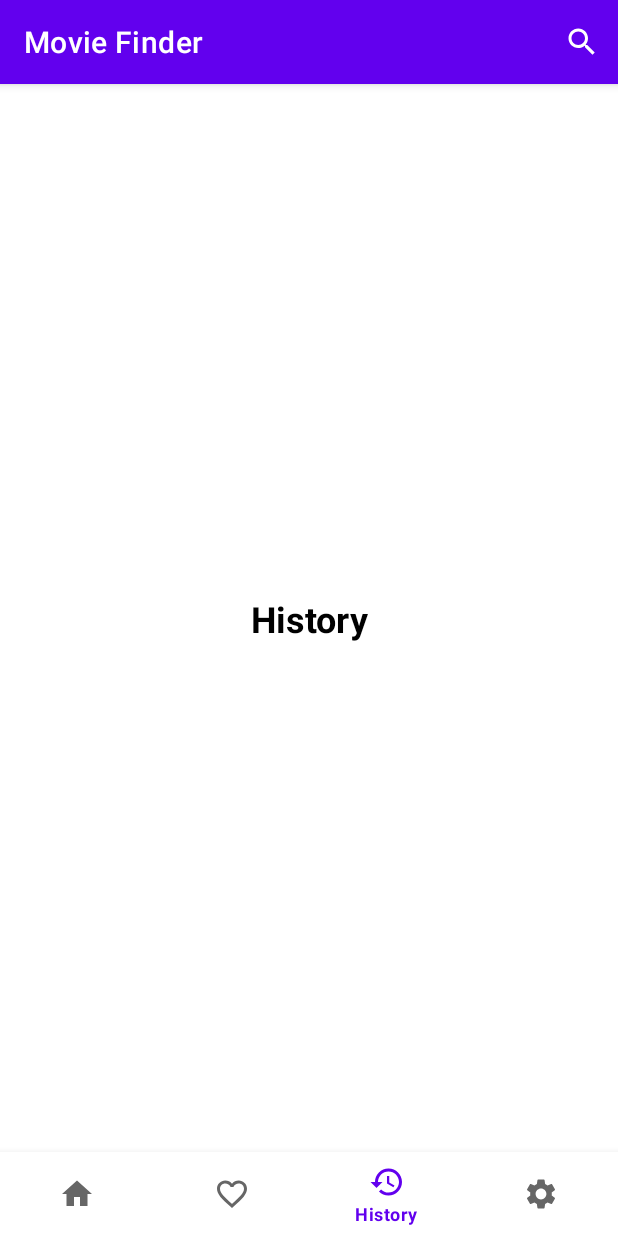
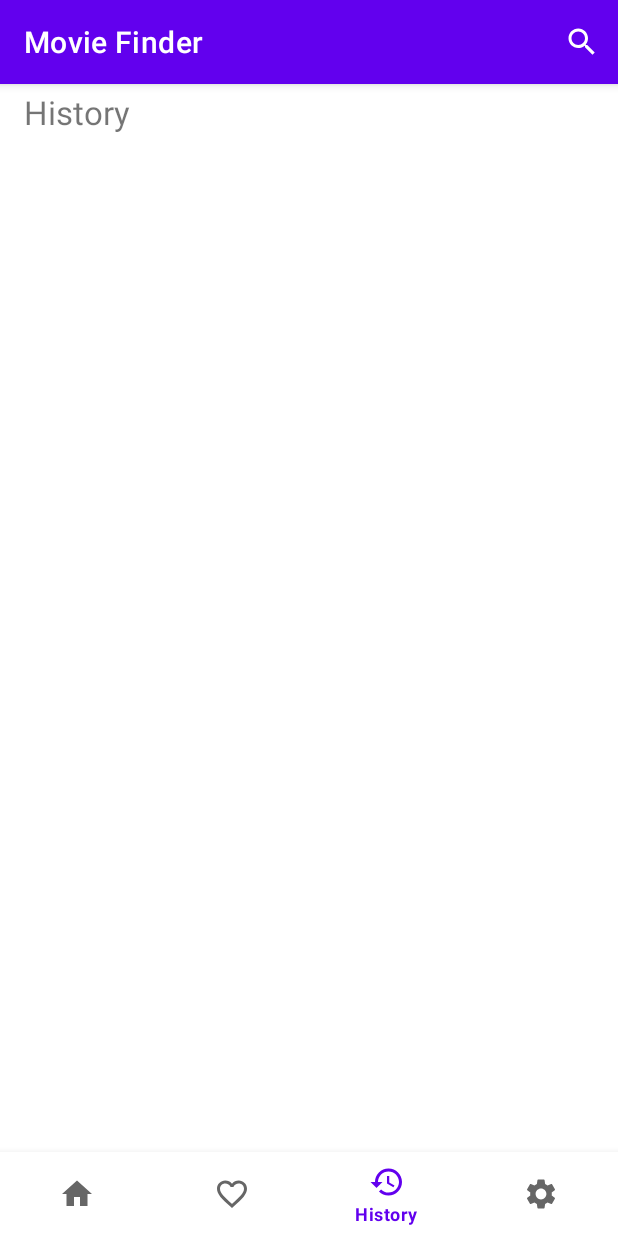
Before and after one commit to sergey-shevtsov/Movie-Finder, an Android app: the screen it shows after launch (MainActivity), item 3 of the bottom bar chosen, on a phone screen of 412 x 824 dp. Run offline under Robolectric (Android 15) with nearby library versions, the phone set to English and light mode, and no system bars; our stand-ins replace Room's generated code; libraries missing offline, so code that uses them is left out: coil.api.load; pictures from the network do not load.

Commit message:
Изменил History Entity и создал черновой вариант макета фрагмента

```diff
--- a/app/src/main/java/com/example/android/moviefinder/model/local/HistoryEntity.kt
+++ b/app/src/main/java/com/example/android/moviefinder/model/local/HistoryEntity.kt
@@ -2,14 +2,15 @@ package com.example.android.moviefinder.model.local
 
 import androidx.room.Entity
 import androidx.room.PrimaryKey
-import com.example.android.moviefinder.model.MovieDetailsDTO
 
 @Entity
 data class HistoryEntity(
     @PrimaryKey
     val id: Int,
-    val movie: MovieDetailsDTO,
     val movieId: Int,
+    val title: String,
+    val releasedYear: String,
+    val voteAverage: Double,
     val timestamp: Long,
     val note: String
 )
--- a/app/src/main/res/layout/history_fragment.xml
+++ b/app/src/main/res/layout/history_fragment.xml
@@ -1,19 +1,60 @@
 <?xml version="1.0" encoding="utf-8"?>
-<androidx.constraintlayout.widget.ConstraintLayout xmlns:android="http://schemas.android.com/apk/res/android"
+<androidx.core.widget.NestedScrollView xmlns:android="http://schemas.android.com/apk/res/android"
+    xmlns:app="http://schemas.android.com/apk/res-auto"
     android:layout_width="match_parent"
-    android:layout_height="match_parent"
-    xmlns:app="http://schemas.android.com/apk/res-auto">
+    android:layout_height="match_parent">
+
+    <androidx.constraintlayout.widget.ConstraintLayout
+        android:layout_width="match_parent"
+        android:layout_height="match_parent">
 
         <TextView
+            android:id="@+id/empty_data_text_view"
             android:layout_width="wrap_content"
             android:layout_height="wrap_content"
-        android:textSize="24sp"
+            android:text="@string/empty_data"
+            android:textSize="@dimen/empty_data_message_text_size"
             android:textStyle="bold"
-        android:textColor="@color/black"
+            android:visibility="gone"
+            app:layout_constraintBottom_toBottomOf="parent"
+            app:layout_constraintEnd_toEndOf="parent"
+            app:layout_constraintStart_toStartOf="parent"
+            app:layout_constraintTop_toTopOf="parent" />
+
+        <androidx.constraintlayout.widget.Guideline
+            android:id="@+id/constraint_start"
+            android:layout_width="0dp"
+            android:layout_height="0dp"
+            android:orientation="vertical"
+            app:layout_constraintGuide_begin="@dimen/guideline_base_size" />
+
+        <androidx.constraintlayout.widget.Guideline
+            android:id="@+id/constraint_end"
+            android:layout_width="0dp"
+            android:layout_height="0dp"
+            android:orientation="vertical"
+            app:layout_constraintGuide_end="@dimen/guideline_base_size" />
+
+        <TextView
+            android:id="@+id/title_text_view"
+            android:layout_width="0dp"
+            android:layout_height="wrap_content"
+            android:layout_marginStart="@dimen/title_margin_start"
+            android:layout_marginTop="@dimen/title_base_margin"
+            android:layout_marginBottom="@dimen/title_base_margin"
             android:text="@string/history"
+            android:textSize="@dimen/title_text_size"
             app:layout_constraintStart_toStartOf="parent"
-        app:layout_constraintTop_toTopOf="parent"
-        app:layout_constraintEnd_toEndOf="parent"
-        app:layout_constraintBottom_toBottomOf="parent"/>
+            app:layout_constraintTop_toTopOf="parent" />
+
+        <androidx.recyclerview.widget.RecyclerView
+            android:id="@+id/recycler_view"
+            android:layout_width="0dp"
+            android:layout_height="wrap_content"
+            app:layout_constraintEnd_toEndOf="@id/constraint_end"
+            app:layout_constraintStart_toStartOf="@id/constraint_start"
+            app:layout_constraintTop_toBottomOf="@id/title_text_view" />
 
     </androidx.constraintlayout.widget.ConstraintLayout>
+
+</androidx.core.widget.NestedScrollView>
--- a/app/src/main/res/values/dimens.xml
+++ b/app/src/main/res/values/dimens.xml
@@ -27,4 +27,6 @@
     <dimen name="connectivity_message_padding">4dp</dimen>
     <dimen name="error_frame_padding">32dp</dimen>
     <dimen name="settings_item_text_size">16sp</dimen>
+    <dimen name="empty_data_message_text_size">24sp</dimen>
+    <dimen name="guideline_base_size">8dp</dimen>
 </resources>
--- a/app/src/main/res/values/strings.xml
+++ b/app/src/main/res/values/strings.xml
@@ -33,4 +33,5 @@
     <string name="child_mode">Child mode</string>
     <string name="notes">Notes</string>
     <string name="history">History</string>
+    <string name="empty_data">There is nothing here yet</string>
 </resources>
```
Also changed, not shown: app/src/main/res/layout/history_item.xml (added, +67 -0 lines), 1 other file. Lines whose indentation alone changed are shown as unchanged.
